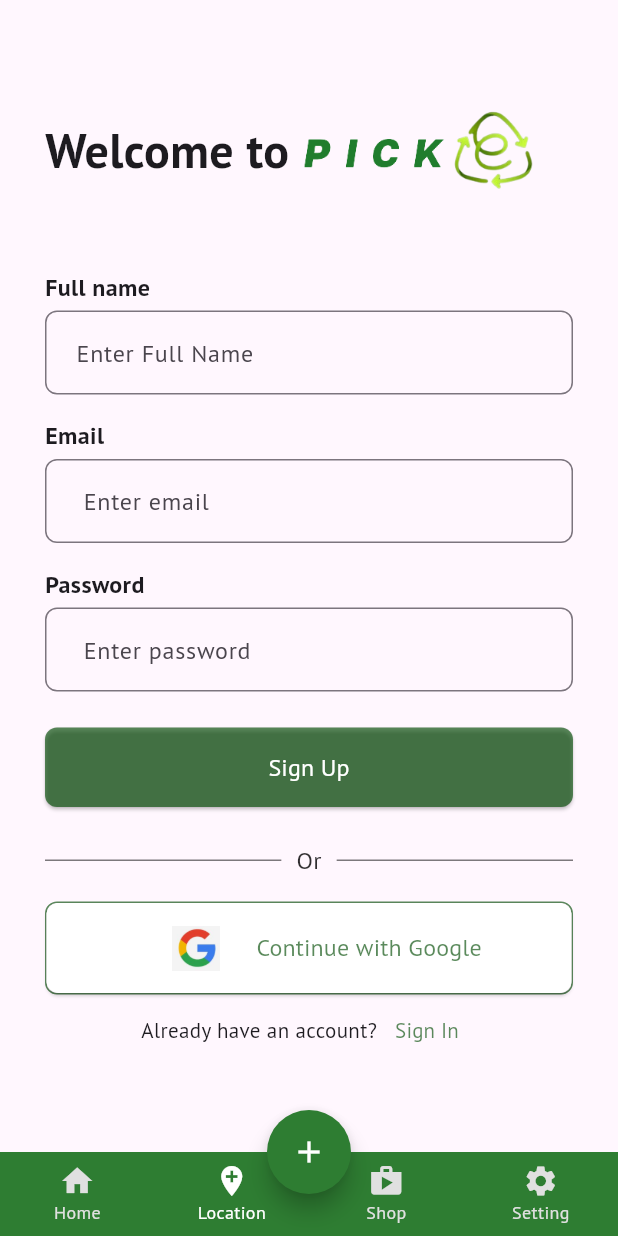
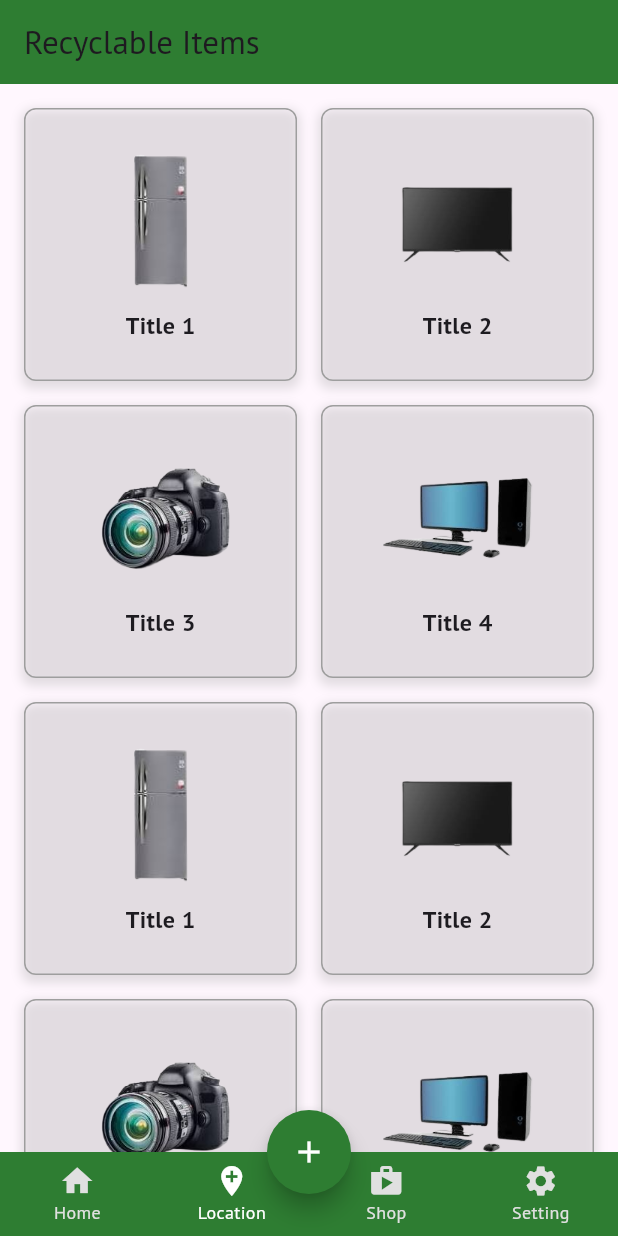
Before and after one commit to subash1404/e-waste-management, a Flutter app: the NavPage screen opened directly, item 2 of the bottom bar chosen, on a phone screen of 412 x 824 dp. Run offline on Flutter 3.47's test engine with Material 3 defaults, Android fonts, the phone set to English and light mode, and no system bars; our stand-ins replace flutter_dotenv, google_fonts, multi_select_flutter.

Commit message:
added info page

```diff
--- a/frontend/lib/main.dart
+++ b/frontend/lib/main.dart
@@ -1,4 +1,6 @@
+import 'package:e_waste/models/info_item.dart';
 import 'package:e_waste/pages/home.dart';
+import 'package:e_waste/pages/info.dart';
 import 'package:e_waste/pages/nav.dart';
 import 'package:e_waste/pages/login.dart';
 import 'package:e_waste/pages/pickup.dart';
@@ -29,7 +31,7 @@
   Widget build(BuildContext context) {
     return MaterialApp(
       theme: theme,
-      home: PickupPage(),
+      home: NavPage(),
     );
   }
 }
--- /dev/null
+++ b/frontend/lib/models/info_item.dart
@@ -0,0 +1,32 @@
+import 'package:flutter/material.dart';
+
+class InfoItem extends StatelessWidget {
+  const InfoItem({Key? key, required this.image, required this.title})
+      : super(key: key);
+
+  final String title;
+  final String image;
+
+  @override
+  Widget build(BuildContext context) {
+    return Container(
+      padding: EdgeInsets.all(8),
+      child: Column(
+        mainAxisAlignment: MainAxisAlignment.center,
+        children: [
+          Image.asset(
+            image,
+            height: 100,
+            width: 100,
+            // fit: BoxFit.cover,
+          ),
+          SizedBox(height: 8),
+          Text(
+            title,
+            style: TextStyle(fontSize: 16, fontWeight: FontWeight.bold),
+          ),
+        ],
+      ),
+    );
+  }
+}
--- /dev/null
+++ b/frontend/lib/pages/info.dart
@@ -0,0 +1,44 @@
+import 'package:e_waste/models/info_item.dart';
+import 'package:flutter/material.dart';
+
+class InfoItemList extends StatelessWidget {
+  const InfoItemList({Key? key, required this.items}) : super(key: key);
+
+  final List<Map<String, String>> items;
+
+  @override
+  Widget build(BuildContext context) {
+    return Scaffold(
+      appBar: AppBar(
+        backgroundColor: Colors.green.shade800,
+        title: Text("Recyclable Items"),
+      ),
+      body: GridView.count(
+        crossAxisCount: 2,
+        crossAxisSpacing: 16,
+        mainAxisSpacing: 16,
+        padding: EdgeInsets.all(16),
+        children: items.map((item) {
+          return Container(
+            decoration: BoxDecoration(
+              border: Border.all(color: Colors.grey),
+              borderRadius: BorderRadius.circular(8),
+              boxShadow: [
+                BoxShadow(
+                  color: Colors.grey.withOpacity(0.3), // Shadow color
+                  spreadRadius: 2,
+                  blurRadius: 5,
+                  offset: Offset(0, 3), // changes position of shadow
+                ),
+              ],
+            ),
+            child: InfoItem(
+              image: item['image'] ?? '',
+              title: item['title'] ?? '',
+            ),
+          );
+        }).toList(),
+      ),
+    );
+  }
+}
--- a/frontend/lib/pages/nav.dart
+++ b/frontend/lib/pages/nav.dart
@@ -1,3 +1,4 @@
+import 'package:e_waste/pages/info.dart';
 import 'package:flutter/material.dart';
 import 'package:e_waste/pages/login.dart';
 import 'package:e_waste/pages/signup.dart';
@@ -64,12 +65,30 @@ class _NavPageState extends State<NavPage> {
     );
   }
 
+  List<Map<String, String>> infoItems = [
+    {'image': 'assets/images/fridge.png', 'title': 'Title 1'},
+    {'image': 'assets/images/tv.png', 'title': 'Title 2'},
+    {'image': 'assets/images/camera.png', 'title': 'Title 3'},
+    {'image': 'assets/images/pc.png', 'title': 'Title 4'},
+    {'image': 'assets/images/fridge.png', 'title': 'Title 1'},
+    {'image': 'assets/images/tv.png', 'title': 'Title 2'},
+    {'image': 'assets/images/camera.png', 'title': 'Title 3'},
+    {'image': 'assets/images/pc.png', 'title': 'Title 4'},
+    {'image': 'assets/images/fridge.png', 'title': 'Title 1'},
+    {'image': 'assets/images/tv.png', 'title': 'Title 2'},
+    {'image': 'assets/images/camera.png', 'title': 'Title 3'},
+    {'image': 'assets/images/pc.png', 'title': 'Title 4'},
+    // Add more items as needed
+  ];
+
   Widget _getBody() {
     switch (_tabIndex) {
       case 0:
         return LoginPage();
       case 1:
-        return SignupPage();
+        return InfoItemList(
+          items: infoItems,
+        );
       case 2:
         return SplashPage();
       case 3:
--- a/frontend/lib/pages/pickup.dart
+++ b/frontend/lib/pages/pickup.dart
@@ -122,6 +122,9 @@ class _PickupPageState extends State<PickupPage> {
               const Text(
                 "List of Products",
                 style: TextStyle(fontSize: 16, fontWeight: FontWeight.w600),
+              ),
+              SizedBox(
+                height: 4,
               ),
               Container(
                 height: 56,
```
Also changed, not shown: frontend/lib/data/info.dart (added, +9 -0 lines), frontend/assets/images/camera.png (added), frontend/assets/images/fridge.png (added), frontend/assets/images/pc.png (added), frontend/assets/images/tv.png (added).
